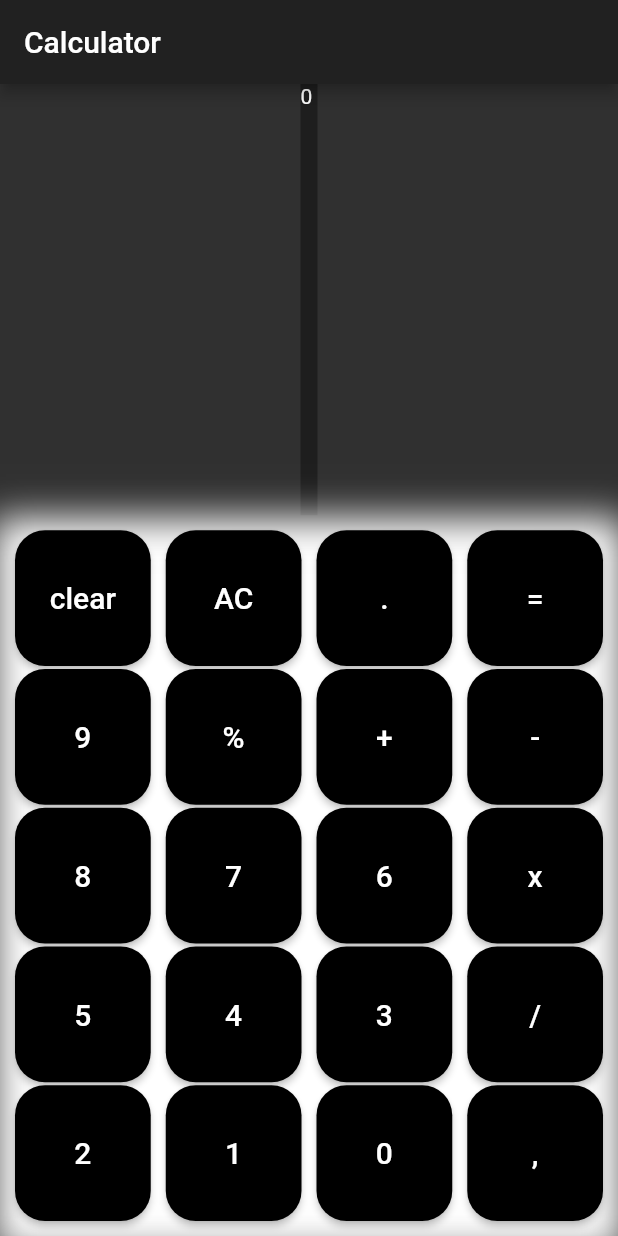
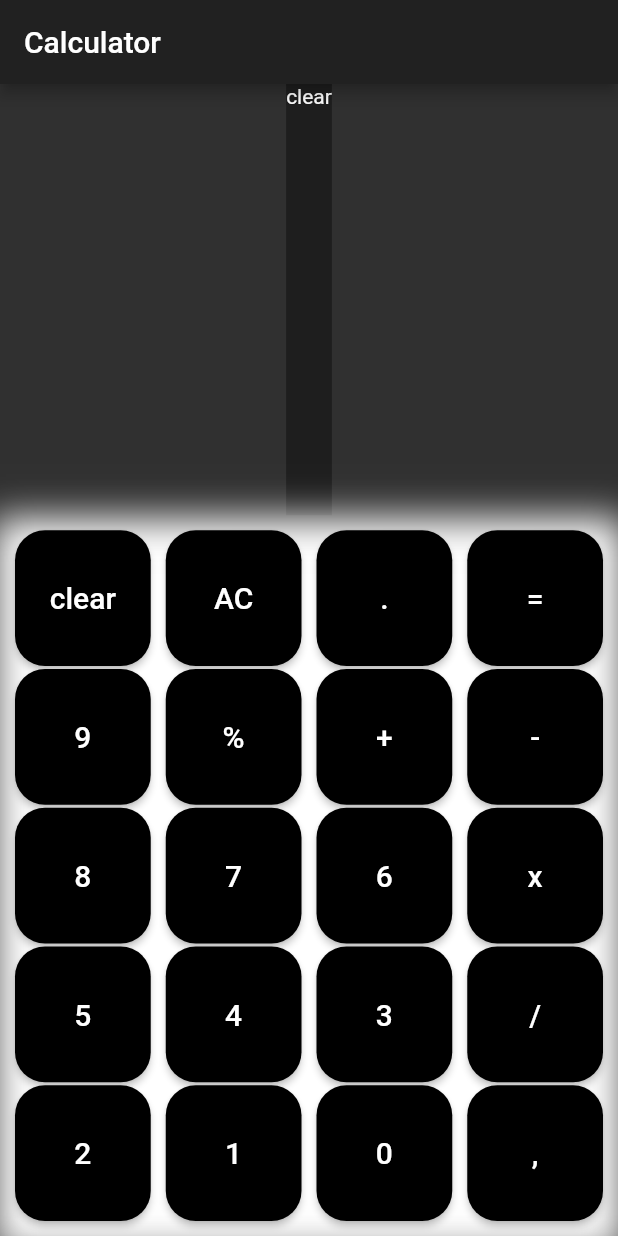
Before and after one commit to gauravmishra-17/Calculator, a Flutter app: the screen it shows after launch, after a tap on "clear", on a phone screen of 412 x 824 dp. Run offline on Flutter 3.47's test engine with Material 2 defaults, Android fonts, the phone set to English and light mode, and no system bars.

Commit message:
Text now displaying on screen

```diff
--- a/lib/Buttons.dart
+++ b/lib/Buttons.dart
@@ -1,36 +1,21 @@
 import 'package:flutter/material.dart';
-import './Calculation.dart';
 
 class Buttons extends StatefulWidget {
-  Calculation c = new Calculation("0");
-  String operation;
-  Buttons(String operation) {
-    this.operation = operation;
-  }
+  final String operation;
+  final VoidCallback onTap;
+  Buttons(this.operation, {this.onTap});
   @override
-  State<StatefulWidget> createState() {
-    // TODO: implement createState
-    return _Buttons();
-  }
+  State<StatefulWidget> createState() => _Buttons();
 }
 
 class _Buttons extends State<Buttons> {
   @override
   Widget build(BuildContext context) {
-    // TODO: implement build
-    //TextEditingController control = widget.c.control;
-    //control=widget.operation as TextEditingController;
     return MaterialButton(
       child: Text(widget.operation, style: TextStyle(fontSize: 20.0)),
       textColor: Colors.white,
       color: Colors.black,
-      onPressed: () {
-         print("presed button" + widget.operation);
-        return Column(
-          children: <Widget>[Calculation(widget.operation)],
-        );
-
-      },
+      onPressed: widget.onTap,
       shape: RoundedRectangleBorder(borderRadius: BorderRadius.circular(20)),
       highlightColor: Colors.black,
     );
--- a/lib/Calculation.dart
+++ /dev/null
@@ -1,14 +0,0 @@
-import 'package:flutter/material.dart';
-
-class Calculation extends StatelessWidget {
-  String operation;
-  Calculation(String operation) {
-    this.operation = operation;
-    print("constructor called");
-  }
-  @override
-  Widget build(BuildContext context) {
-    // TODO: implement build
-    return Text("$operation");
-  }
-}
--- a/lib/Screen.dart
+++ b/lib/Screen.dart
@@ -1,8 +1,13 @@
 import 'package:flutter/material.dart';
 import './grid.dart';
-import './Calculation.dart';
 
-class Screen extends StatelessWidget {
+class Screen extends StatefulWidget {
+  @override
+  _ScreenState createState() => _ScreenState();
+}
+
+class _ScreenState extends State<Screen> {
+  String currentValue = "";
   @override
   Widget build(BuildContext context) {
     bool orient = MediaQuery.of(context).orientation == Orientation.landscape;
@@ -13,7 +18,10 @@ class Screen extends StatelessWidget {
           flex: orient == true ? 2 : 1,
           child: Container(
             color: Colors.black38,
-            child: Calculation("0 "),
+            child: Text(
+              currentValue,
+              style: TextStyle(color: Colors.white),
+            ),
           ),
         ),
         Flexible(
@@ -30,10 +38,16 @@ class Screen extends StatelessWidget {
                 ),
               ],
             ),
-            child: Grid(),
+            child: ButtonsContainer(_updateText),
           ),
         ),
       ],
     );
   }
+
+  void _updateText(String value) {
+    setState(() {
+      currentValue = currentValue +value;
+    });
+  }
 }
--- a/lib/grid.dart
+++ b/lib/grid.dart
@@ -1,41 +1,48 @@
 import 'package:flutter/material.dart';
 import './Buttons.dart';
 
-class Grid extends StatelessWidget {
+class ButtonsContainer extends StatelessWidget {
+  final Function updateText;
+  ButtonsContainer(this.updateText);
+  List<String> values = [
+    "clear",
+    "AC",
+    ".",
+    "=",
+    "9",
+    "%",
+    "+",
+    "-",
+    "8",
+    "7",
+    "6",
+    "x",
+    "5",
+    "4",
+    "3",
+    "/",
+    "2",
+    "1",
+    "0",
+    ",",
+  ];
   @override
   Widget build(BuildContext context) {
     bool orient = MediaQuery.of(context).orientation == Orientation.landscape;
 
-    // TODO: implement build
-    return GridView(
+    return GridView.builder(
       gridDelegate: SliverGridDelegateWithFixedCrossAxisCount(
         crossAxisCount: 4,
         crossAxisSpacing: 10,
         mainAxisSpacing: 2,
-        childAspectRatio: orient == true ?  5 : 1,
+        childAspectRatio: orient == true ? 5 : 1,
       ),
-      children: <Widget>[
-        Buttons("clear"),
-        Buttons("AC"),
-        Buttons("."),
-        Buttons("="),
-        Buttons("9"),
-        Buttons("%"),
-        Buttons("+"),
-        Buttons("-"),
-        Buttons("8"),
-        Buttons("7"),
-        Buttons("6"),
-        Buttons("x"),
-        Buttons("5"),
-        Buttons("4"),
-        Buttons("3"),
-        Buttons("/"),
-        Buttons("2"),
-        Buttons("1"),
-        Buttons("0"),
-        Buttons(","),
-      ],
+      itemBuilder: (context, index) {
+        return Buttons(values[index], onTap: () {
+          updateText(values[index]);
+        });
+      },
+      itemCount: values.length,
       shrinkWrap: true,
     );
   }
```
